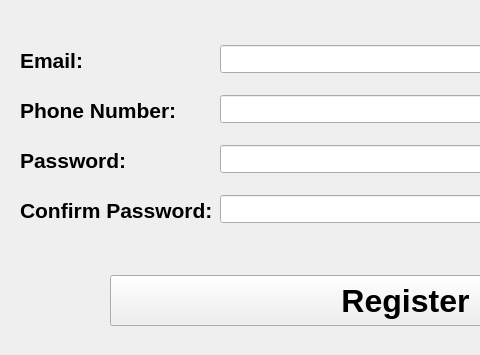
Before: the Qt Designer form registerPage.ui in anuragrao04/GrowPal, drawn with Qt 5; both pictures show x 0 to 480 and y 245 to 600 of the 800 by 600 pixel window.
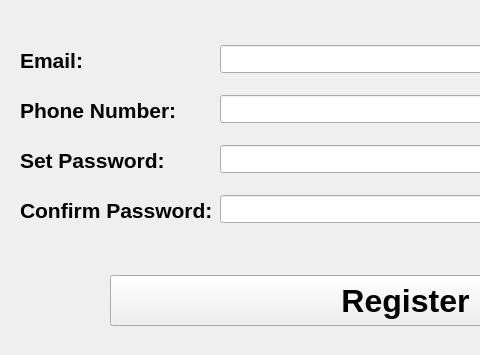
After: the same form once the commit is applied. Icons and pictures are not drawn.

Commit message: edited ui elements in registerpage and added extra comments

Diff of the .ui file:
```diff
--- a/registerPage.ui
+++ b/registerPage.ui
@@ -121,7 +121,7 @@
      </rect>
     </property>
     <property name="text">
-     <string>&lt;html&gt;&lt;head/&gt;&lt;body&gt;&lt;p&gt;&lt;span style=&quot; font-size:16pt; font-weight:600;&quot;&gt;Password:&lt;/span&gt;&lt;/p&gt;&lt;/body&gt;&lt;/html&gt;</string>
+     <string>&lt;html&gt;&lt;head/&gt;&lt;body&gt;&lt;p&gt;&lt;span style=&quot; font-size:16pt; font-weight:600;&quot;&gt;Set Password:&lt;/span&gt;&lt;/p&gt;&lt;/body&gt;&lt;/html&gt;</string>
     </property>
    </widget>
    <widget class="QLineEdit" name="lineEdit_repeatpassword">
```
The commit also changes 1 other file.
